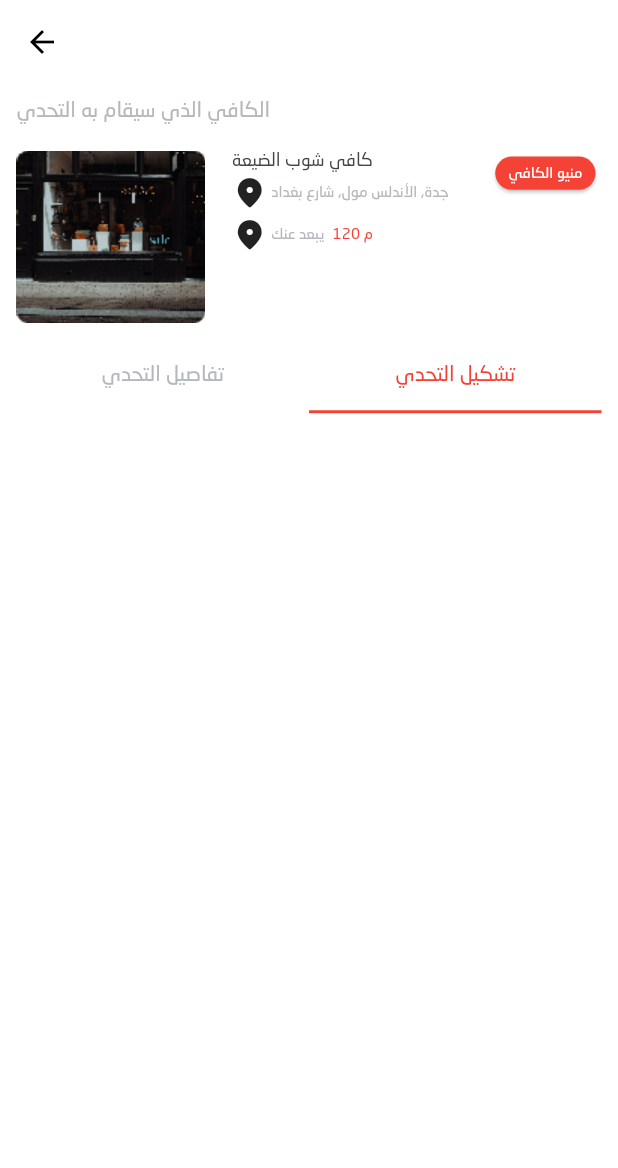
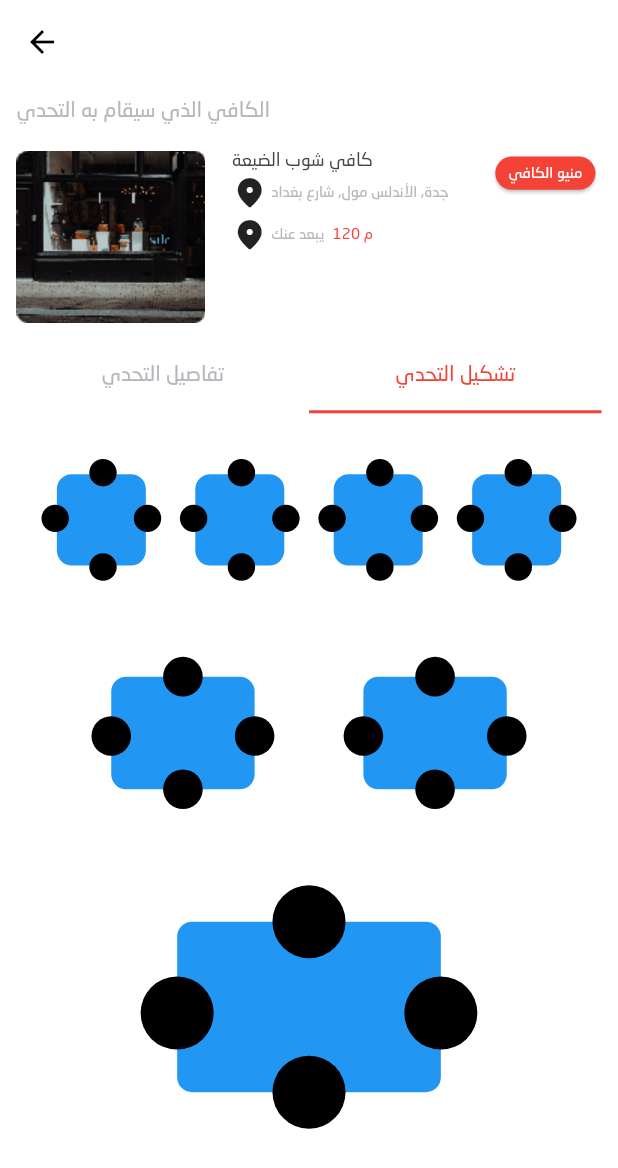
Before and after one commit to Mansour25/GameCoffeApp, a Flutter app: the DetailsConfrontation screen opened directly, tab 2 chosen, on a phone screen of 412 x 824 dp. Shown: the top 1168 px of the screen. Run offline on Flutter 3.47's test engine with Material 2 defaults, Android fonts, the phone set to English and light mode, and no system bars; our stand-ins replace awesome_dialog, dartz, dio, flutter_screenutil, get, google_maps_flutter and 4 more.

Commit message:
before final design phase commit

```diff
--- a/lib/controller/home/main_home_controller.dart
+++ b/lib/controller/home/main_home_controller.dart
@@ -19,7 +19,6 @@ import 'package:permission_handler/permission_handler.dart';
 import '../../core/AppData/AppImage.dart';
 
 class MainHomeController extends GetxController {
-
   List<BottomNavigationBarItem> items = const [
     BottomNavigationBarItem(
       icon: Icon(Icons.home),
@@ -35,7 +34,7 @@ class MainHomeController extends GetxController {
     ),
   ];
 
-  List<Widget> screens = [
+  List<Widget> screens = const [
     HomeScreen(),
     ConfrontationScreen(),
     SettingsScreen(),
@@ -60,8 +59,6 @@ class MainHomeController extends GetxController {
       }
     });
   }
-
-
 
   void ShowDialog(context) {
     showDialog(
--- a/lib/controller/main_screens_controller/details_confrontation_controller.dart
+++ b/lib/controller/main_screens_controller/details_confrontation_controller.dart
@@ -16,4 +16,6 @@ class DetailsConfrontationController extends GetxController {
 
 
 
+
+
 }
--- a/lib/controller/on_boarding/on_boarding_controller.dart
+++ b/lib/controller/on_boarding/on_boarding_controller.dart
@@ -16,10 +16,7 @@ class OnBoardingController extends GetxController {
         const MainHomeScreen(),
       );
     } else {
-      pageController.animateToPage(
-        currentScreen, duration: const Duration(milliseconds: 400),
-        curve: Curves.easeInToLinear, //easeInToLinear
-      );
+      update();
     }
   }
 
--- a/lib/ui/screens/confrontation/details_confrontation_screen.dart
+++ b/lib/ui/screens/confrontation/details_confrontation_screen.dart
@@ -189,6 +189,176 @@ class FormingConfrontationWidgetScreen extends StatelessWidget {
 
   @override
   Widget build(BuildContext context) {
-    return Container();
+    return Container(
+      padding: EdgeInsets.symmetric(
+        horizontal: 10.h,
+      ),
+      child: Column(
+        children: [
+          space_h(30.h),
+          SizedBox(
+            height: 80.h,
+            child: ListView.builder(
+              padding: EdgeInsets.zero,
+              shrinkWrap: true,
+              itemCount: 4,
+              scrollDirection: Axis.horizontal,
+              itemBuilder: (context, index) {
+                return Padding(
+                  padding: EdgeInsets.symmetric(
+                    horizontal: 5.w,
+                  ),
+                  child: ItemLevelInFormingConfrontation(1),
+                );
+              },
+            ),
+          ),
+          space_h(50.h),
+          SizedBox(
+            height: 100.h,
+            child: ListView.builder(
+              padding: EdgeInsets.zero,
+              shrinkWrap: true,
+              itemCount: 2,
+              scrollDirection: Axis.horizontal,
+              itemBuilder: (context, index) {
+                return Padding(
+                  padding: EdgeInsets.symmetric(
+                    horizontal: 20.w,
+                  ),
+                  child: ItemLevelInFormingConfrontation(2),
+                );
+              },
+            ),
+          ),
+          space_h(50.h),
+          SizedBox(
+            height: 160.h,
+            child: ListView.builder(
+              padding: EdgeInsets.zero,
+              shrinkWrap: true,
+              itemCount: 1,
+              scrollDirection: Axis.horizontal,
+              itemBuilder: (context, index) {
+                return Padding(
+                  padding: EdgeInsets.symmetric(
+                    horizontal: 20.w,
+                  ),
+                  child: ItemLevelInFormingConfrontation(3),
+                );
+              },
+            ),
+          ),
+        ],
+      ),
+    );
   }
 }
+
+class ItemLevelInFormingConfrontation extends StatelessWidget {
+  int level;
+
+  ItemLevelInFormingConfrontation(this.level);
+
+  // level => 1, 2, 3
+
+  @override
+  Widget build(BuildContext context) {
+    double height = 0;
+    double width = 0;
+    double circle_h = 0;
+    double circle_w = 0;
+    double margin_horizontal = 0;
+    double margin_vertical = 0;
+
+    switch (level) {
+      case 1:
+        height = 60.h;
+        width = 54.w;
+        circle_h = 18.h;
+        circle_w = 18.w;
+        margin_horizontal = 10.w;
+        margin_vertical = 10.h;
+        break;
+      case 2:
+        height = 78.h;
+        width = 87.w;
+        circle_h = 26.h;
+        circle_w = 26.w;
+        margin_horizontal = 13.w;
+        margin_vertical = 13.h;
+
+        break;
+
+      case 3:
+        height = 120.h;
+        width = 160.w;
+        circle_h = 48.h;
+        circle_w = 48.w;
+        margin_horizontal = 24.w;
+        margin_vertical = 24.h;
+        break;
+    }
+
+    return Stack(
+      children: [
+        Container(
+          margin: EdgeInsets.symmetric(
+            horizontal: margin_horizontal,
+            vertical: margin_vertical,
+          ),
+          width: width,
+          height: height,
+          decoration: BoxDecoration(
+            color: Colors.blue,
+            borderRadius: BorderRadius.circular(10),
+          ),
+        ),
+        Positioned(
+          top: 0,
+          right: width / 2,
+          child: SizedBox(
+            width: circle_w,
+            height: circle_h,
+            child: CircleAvatar(
+              backgroundColor: Colors.black,
+            ),
+          ),
+        ),
+        Positioned(
+          bottom: 0,
+          right: width / 2,
+          child: SizedBox(
+            width: circle_w,
+            height: circle_h,
+            child: CircleAvatar(
+              backgroundColor: Colors.black,
+            ),
+          ),
+        ),
+        Positioned(
+          top: height / 2,
+          left: 0,
+          child: SizedBox(
+            width: circle_w,
+            height: circle_h,
+            child: CircleAvatar(
+              backgroundColor: Colors.black,
+            ),
+          ),
+        ),
+        Positioned(
+          top: height / 2,
+          right: 0,
+          child: SizedBox(
+            width: circle_w,
+            height: circle_h,
+            child: CircleAvatar(
+              backgroundColor: Colors.black,
+            ),
+          ),
+        ),
+      ],
+    );
+  }
+}
--- a/lib/ui/widgets/home/chair_reservation_widgets/reservation_toady.dart
+++ b/lib/ui/widgets/home/chair_reservation_widgets/reservation_toady.dart
@@ -1,10 +1,11 @@
 import 'package:coffe_play/controller/details_caffe/chair_reservation_controller.dart';
 import 'package:coffe_play/ui/screens/caffe_details/reservation_payment/chair_reservation_screen.dart';
-import 'package:coffe_play/ui/screens/caffe_details/reservation_payment/custom_date_and_time_container.dart';
 import 'package:coffe_play/ui/widgets/public_widgets.dart';
 import 'package:flutter/material.dart';
 import 'package:flutter_screenutil/flutter_screenutil.dart';
 import 'package:get/get.dart';
+
+import 'reservation_payment/custom_date_and_time_container.dart';
 
 class ReservationToday extends StatelessWidget {
   const ReservationToday({super.key});
--- a/lib/ui/widgets/home/menu_caffe_widgets/top_menu_category.dart
+++ b/lib/ui/widgets/home/menu_caffe_widgets/top_menu_category.dart
@@ -1,4 +1,3 @@
-
 import 'package:flutter/material.dart';
 import 'package:flutter_screenutil/flutter_screenutil.dart';
 import 'package:get/get.dart';
@@ -26,7 +25,8 @@ class TopMenuCategoryCaffe extends StatelessWidget {
                 onTap: () {
                   logic.changeCategorySelected(index);
                 },
-                child: Container(
+                child: AnimatedContainer(
+                  duration: const Duration(milliseconds: 400),
                   width: 120.w,
                   height: 38.h,
                   decoration: BoxDecoration(
```
Also changed, not shown: lib/ui/screens/caffe_details/reservation_payment/chair_reservation_screen.dart (+4 -5 lines), lib/ui/screens/caffe_details/reservation_payment/custom_button_going_bottom_sheet.dart (deleted, +0 -37 lines), lib/ui/screens/caffe_details/reservation_payment/payment_bottom_sheet.dart (deleted, +0 -79 lines), lib/ui/screens/on_boarding/on_boarding_screen.dart (+10 -14 lines), lib/ui/widgets/auth/onBoarding_widgets/ClipperContainerWithLogo.dart (+14 -2 lines), lib/ui/widgets/auth/onBoarding_widgets/custom_title_description.dart (+30 -3 lines), lib/ui/widgets/auth/onBoarding_widgets/smooth_page_indicator.dart (+5 -4 lines), lib/ui/widgets/home/chair_reservation_widgets/reservation_payment/custom_button_going_bottom_sheet.dart (added, +37 -0 lines), lib/ui/widgets/home/chair_reservation_widgets/reservation_payment/payment_bottom_sheet.dart (added, +79 -0 lines), lib/ui/widgets/home/chair_reservation_widgets/reservation_payment/custom_date_and_time_container.dart (renamed from lib/ui/screens/caffe_details/reservation_payment/custom_date_and_time_container.dart), lib/ui/widgets/home/chair_reservation_widgets/reservation_payment/reservation_another_date.dart (renamed from lib/ui/screens/caffe_details/reservation_payment/reservation_another_date.dart).
